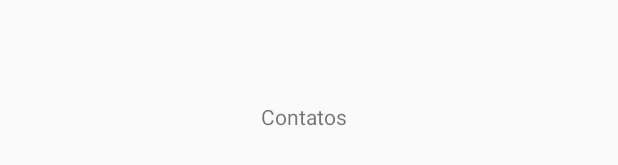
After one commit to FabioAguiar/WhatsAppClone, an Android app: the layout fragment_fragment_contatos.xml on its own in the app's theme, with its tools: preview values and no code run, on a phone screen of 412 x 824 dp. The commit adds this screen. Shown: the part 213-378 px from the top of the screen. Run offline under Robolectric (Android 15) with nearby library versions, the phone set to English and light mode, and no system bars.

Commit message:
Toolbar e Abas "Contatos" e "Conversas" na tela Main

```diff
--- a/app/build.gradle
+++ b/app/build.gradle
@@ -22,6 +22,8 @@ dependencies {
     implementation fileTree(dir: 'libs', include: ['*.jar'])
     implementation 'com.android.support:appcompat-v7:27.1.1'
     implementation 'com.android.support.constraint:constraint-layout:1.1.3'
+    implementation 'com.android.support:design:27.1.0'
+    implementation 'com.android.support:support-v4:27.1.1'
     implementation 'com.google.firebase:firebase-core:16.0.1'
     implementation 'com.google.firebase:firebase-database:16.0.1'
     implementation 'com.google.firebase:firebase-auth:16.0.1'
--- a/app/src/main/AndroidManifest.xml
+++ b/app/src/main/AndroidManifest.xml
@@ -14,7 +14,7 @@
         android:theme="@style/AppTheme">
         <activity android:name=".CadastroUsuarioActivity"/>
         <activity android:name=".ValidadorActivity"/>
-        <activity android:name=".MainActivity" android:theme="@style/AppMainTheme"/>
+        <activity android:name=".MainActivity" android:theme="@style/Theme.AppCompat.Light.NoActionBar"/>
         <activity android:name=".LoginActivity" android:theme="@style/AppLoginTheme">
             <intent-filter>
                 <action android:name="android.intent.action.MAIN" />
--- /dev/null
+++ b/app/src/main/res/layout/fragment_fragment_contatos.xml
@@ -0,0 +1,17 @@
+<RelativeLayout xmlns:android="http://schemas.android.com/apk/res/android"
+    xmlns:tools="http://schemas.android.com/tools"
+    android:layout_width="match_parent"
+    android:layout_height="match_parent"
+    tools:context="fabyuu.whatsappclone.com.fragment.FragmentContatos">
+
+    <TextView
+        android:layout_width="wrap_content"
+        android:layout_height="wrap_content"
+        android:layout_alignParentStart="true"
+        android:layout_alignParentLeft="true"
+        android:layout_alignParentTop="true"
+        android:layout_marginStart="174dp"
+        android:layout_marginLeft="174dp"
+        android:layout_marginTop="210dp"
+        android:text="Contatos" />
+</RelativeLayout>
--- a/app/src/main/res/values/colors.xml
+++ b/app/src/main/res/values/colors.xml
@@ -3,4 +3,6 @@
     <color name="colorPrimary">#008577</color>
     <color name="colorPrimaryDark">#00574B</color>
     <color name="colorAccent">#D81B60</color>
+    <color name="unselected_tab">#848080</color>
+    <color name="selected_tab">#000000</color>
 </resources>
--- a/app/src/main/res/values/strings.xml
+++ b/app/src/main/res/values/strings.xml
@@ -8,4 +8,7 @@
     <string name="_55">+55</string>
     <string name="_81">(81)</string>
     <string name="item1">Item1</string>
+
+    <!-- TODO: Remove or change this placeholder text -->
+    <string name="hello_blank_fragment">Hello blank fragment</string>
 </resources>
```
Also changed, not shown: app/src/main/java/fabyuu/whatsappclone/com/adapter/TabAccessorAdpter.java (added, +49 -0 lines), app/src/main/java/fabyuu/whatsappclone/com/br/MainActivity.java (+19 -0 lines), app/src/main/java/fabyuu/whatsappclone/com/fragment/FragmentContatos.java (added, +34 -0 lines), app/src/main/java/fabyuu/whatsappclone/com/fragment/FragmentConversas.java (added, +30 -0 lines), app/src/main/res/layout/activity_main.xml (+34 -2 lines), app/src/main/res/layout/app_bar_layout.xml (added, +9 -0 lines), app/src/main/res/layout/fragment_fragment_conversas.xml (added, +19 -0 lines).
